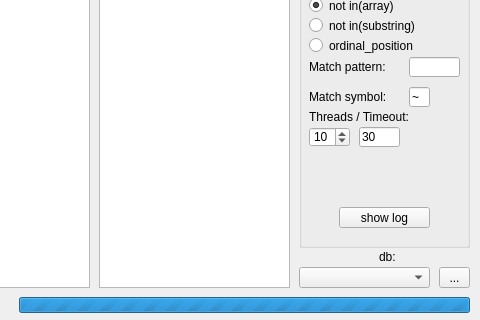
Above: form.ui from kaeso/enema before the change; both pictures show x 111 to 591 and y 298 to 618 of the 591 by 618 pixel window. Below: the same form after it.
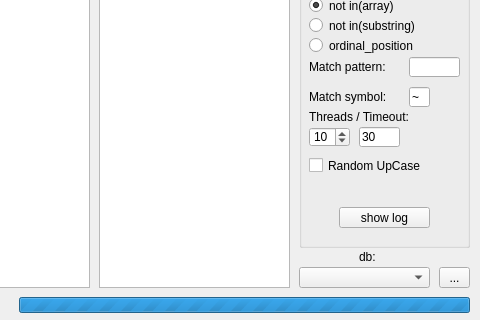
That is the form after the change.

Commit message: Added random UpCase function for queries.

Patch:
```diff
--- a/form.ui
+++ b/form.ui
@@ -342,6 +342,19 @@
         <string>show log</string>
        </property>
       </widget>
+      <widget class="QCheckBox" name="isRndUpper">
+       <property name="geometry">
+        <rect>
+         <x>10</x>
+         <y>210</y>
+         <width>131</width>
+         <height>17</height>
+        </rect>
+       </property>
+       <property name="text">
+        <string>Random UpCase</string>
+       </property>
+      </widget>
      </widget>
      <widget class="QLineEdit" name="lineUrl">
       <property name="geometry">
@@ -546,7 +559,7 @@
      <widget class="QLabel" name="label_7">
       <property name="geometry">
        <rect>
-        <x>490</x>
+        <x>470</x>
         <y>500</y>
         <width>41</width>
         <height>20</height>
```
The commit also changes 4 other files.
